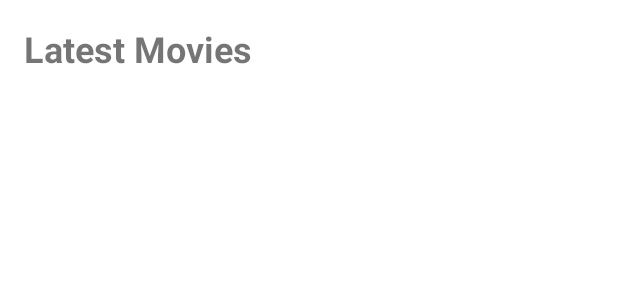
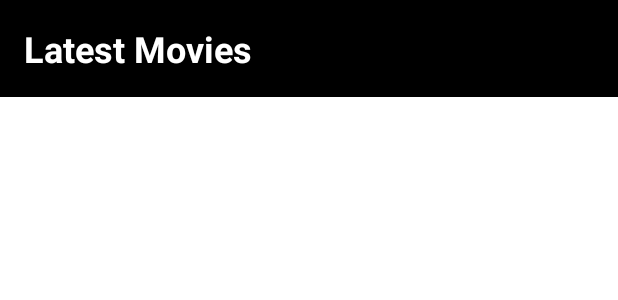
Before and after one commit to gabbyudo/Movie-App, an Android app: the layout activity_main.xml on its own in the app's theme, with its tools: preview values and no code run, on a phone screen of 412 x 824 dp. Shown: the top 300 px of the screen. Run offline under Robolectric (Android 15) with nearby library versions, the phone set to English and light mode, and no system bars.

Commit message:
Change the Ui background color

```diff
--- a/app/build.gradle
+++ b/app/build.gradle
@@ -19,6 +19,10 @@ android {
         targetSdk 33
         versionCode 1
         versionName "1.0"
+        // Please ensure you have a valid API KEY for themoviedb.org↵
+       // to use this app
+        // A valid key will need to be entered
+       // buildConfigField("String", "API_KEY", API_KEY)
 
         testInstrumentationRunner "androidx.test.runner.AndroidJUnitRunner"
     }
--- a/app/src/main/res/layout/activity_main.xml
+++ b/app/src/main/res/layout/activity_main.xml
@@ -1,6 +1,7 @@
 <?xml version="1.0" encoding="utf-8"?>
 <androidx.constraintlayout.widget.ConstraintLayout xmlns:android="http://schemas.android.com/apk/res/android"
     xmlns:app="http://schemas.android.com/apk/res-auto"
+    android:background="@color/black"
     xmlns:tools="http://schemas.android.com/tools"
     android:layout_width="match_parent"
     android:layout_height="wrap_content"
@@ -13,6 +14,7 @@
         android:layout_marginTop="16dp"
         android:layout_marginStart="16dp"
         android:text="Latest Movies"
+        android:textColor="@color/white"
         android:textSize="24sp"
         android:textStyle="bold"
         app:layout_constraintStart_toStartOf="parent"
--- a/app/src/main/res/layout/list_item.xml
+++ b/app/src/main/res/layout/list_item.xml
@@ -3,7 +3,7 @@
     xmlns:app="http://schemas.android.com/apk/res-auto"
     android:elevation="10dp"
     xmlns:tools="http://schemas.android.com/tools"
-    android:background="@color/white"
+    android:background="@color/black"
     android:layout_width="150dp"
     app:cardCornerRadius="10dp"
     android:layout_margin="8dp"
@@ -30,7 +30,7 @@
             android:layout_margin="8dp"
             android:layout_marginTop="32dp"
             android:paddingStart="16dp"
-            android:paddingTop="32dp"
+            android:paddingTop="8dp"
             android:textSize="18sp"
             android:textStyle="bold"
             app:layout_constraintBottom_toBottomOf="parent"
--- a/gradle.properties
+++ b/gradle.properties
@@ -21,3 +21,5 @@ kotlin.code.style=official
 # resources declared in the library itself and none from the library's dependencies,
 # thereby reducing the size of the R class for that library
 android.nonTransitiveRClass=true
+
+API_KEY=
```
